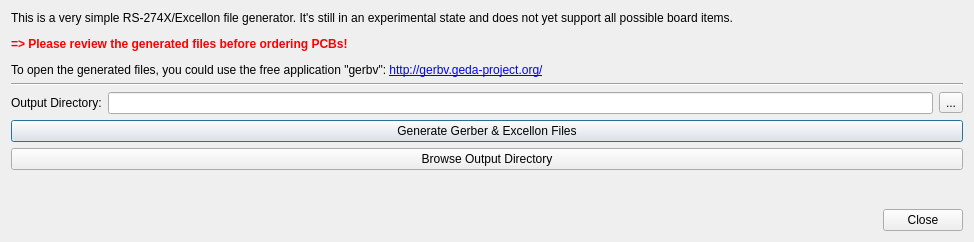
Qt form libs/librepcb/projecteditor/boardeditor/fabricationoutputdialog.ui (LibrePCB/LibrePCB) before a commit.
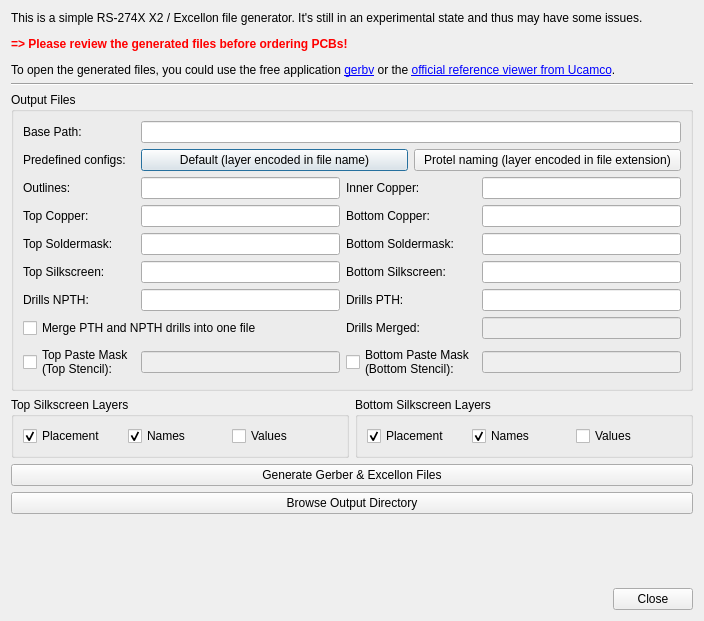
The same form after that commit.

Commit message:
Improve board fabrication output generator
- Use settings provided by BoardFabricationOutputSettings
- Make settings configurable (output path, file suffixes, ...)
- Provide two different predefined configurations (default/protel)
- Add support for inner copper layers
- Add support for solder paste layers (stencil)
- Allow to generate separate drill files for NPTH and PTH
- Fix wrong export of NPTH drills (they appeared on all layers)
- Make output files reproducible by sorting all objects by their UUID
- Add link to official reference Gerber viewer

What changed in the file:
```diff
--- a/libs/librepcb/projecteditor/boardeditor/fabricationoutputdialog.ui
+++ b/libs/librepcb/projecteditor/boardeditor/fabricationoutputdialog.ui
@@ -9,8 +9,8 @@
    <rect>
     <x>0</x>
     <y>0</y>
-    <width>974</width>
-    <height>242</height>
+    <width>704</width>
+    <height>621</height>
    </rect>
   </property>
   <property name="windowTitle">
@@ -19,12 +19,24 @@
   <layout class="QVBoxLayout" name="verticalLayout">
    <item>
     <widget class="QLabel" name="label_2">
+     <property name="styleSheet">
+      <string notr="true">QLabel {
+	background-color: rgb(255, 255, 127);
+	color: rgb(170, 0, 0);
+};</string>
+     </property>
      <property name="text">
-      <string>&lt;html&gt;&lt;head/&gt;&lt;body&gt;&lt;p&gt;This is a very simple RS-274X/Excellon file generator. It's still in an experimental state and does not yet support all possible board items.&lt;/p&gt;&lt;p&gt;&lt;span style=&quot; font-weight:600; color:#ff0000;&quot;&gt;=&amp;gt; Please review the generated files before ordering PCBs!&lt;/span&gt;&lt;/p&gt;&lt;p&gt;To open the generated files, you could use the free application &amp;quot;gerbv&amp;quot;: &lt;a href=&quot;http://gerbv.geda-project.org/&quot;&gt;&lt;span style=&quot; text-decoration: underline; color:#0000ff;&quot;&gt;http://gerbv.geda-project.org/&lt;/span&gt;&lt;/a&gt;&lt;/p&gt;&lt;/body&gt;&lt;/html&gt;</string>
+      <string>&lt;html&gt;&lt;head/&gt;&lt;body&gt;&lt;p&gt;This is a simple RS-274X X2 / Excellon file generator. It's still in an experimental state and thus may have some issues.&lt;/p&gt;&lt;p&gt;&lt;span style=&quot; font-weight:600; color:#ff0000;&quot;&gt;=&amp;gt; Please review the generated files before ordering PCBs!&lt;/span&gt;&lt;/p&gt;&lt;p&gt;To open the generated files, you could use the free application &lt;a href=&quot;http://gerbv.geda-project.org/&quot;&gt;&lt;span style=&quot; text-decoration: underline; color:#0000ff;&quot;&gt;gerbv&lt;/span&gt;&lt;/a&gt; or the &lt;a href=&quot;https://gerber.ucamco.com/&quot;&gt;&lt;span style=&quot; text-decoration: underline; color:#0000ff;&quot;&gt;official reference viewer from Ucamco&lt;/span&gt;&lt;/a&gt;.&lt;/p&gt;&lt;/body&gt;&lt;/html&gt;</string>
      </property>
      <property name="wordWrap">
       <bool>true</bool>
      </property>
+     <property name="margin">
+      <number>3</number>
+     </property>
+     <property name="openExternalLinks">
+      <bool>true</bool>
+     </property>
     </widget>
    </item>
    <item>
@@ -35,22 +47,331 @@
     </widget>
    </item>
    <item>
-    <layout class="QHBoxLayout" name="horizontalLayout">
+    <widget class="QGroupBox" name="groupBox_3">
+     <property name="title">
+      <string>Output Files</string>
+     </property>
+     <layout class="QGridLayout" name="gridLayout">
+      <item row="4" column="1">
+       <widget class="QLineEdit" name="edtSuffixSoldermaskTop">
+        <property name="maxLength">
+         <number>255</number>
+        </property>
+       </widget>
+      </item>
+      <item row="6" column="0">
+       <widget class="QLabel" name="label_12">
+        <property name="text">
+         <string>Drills NPTH:</string>
+        </property>
+       </widget>
+      </item>
+      <item row="5" column="1">
+       <widget class="QLineEdit" name="edtSuffixSilkscreenTop">
+        <property name="maxLength">
+         <number>255</number>
+        </property>
+       </widget>
+      </item>
+      <item row="3" column="0">
+       <widget class="QLabel" name="label_6">
+        <property name="text">
+         <string>Top Copper:</string>
+        </property>
+       </widget>
+      </item>
+      <item row="8" column="1">
+       <widget class="QLineEdit" name="edtSuffixSolderPasteTop">
+        <property name="enabled">
+         <bool>false</bool>
+        </property>
+        <property name="maxLength">
+         <number>255</number>
+        </property>
+       </widget>
+      </item>
+      <item row="8" column="3">
+       <widget class="QLineEdit" name="edtSuffixSolderPasteBot">
+        <property name="enabled">
+         <bool>false</bool>
+        </property>
+        <property name="maxLength">
+         <number>255</number>
+        </property>
+       </widget>
+      </item>
+      <item row="7" column="3">
+       <widget class="QLineEdit" name="edtSuffixDrills">
+        <property name="enabled">
+         <bool>false</bool>
+        </property>
+        <property name="maxLength">
+         <number>255</number>
+        </property>
+       </widget>
+      </item>
+      <item row="7" column="0" colspan="2">
+       <widget class="QCheckBox" name="cbxDrillsMerge">
+        <property name="text">
+         <string>Merge PTH and NPTH drills into one file</string>
+        </property>
+       </widget>
+      </item>
+      <item row="2" column="0">
+       <widget class="QLabel" name="label_8">
+        <property name="text">
+         <string>Outlines:</string>
+        </property>
+       </widget>
+      </item>
+      <item row="5" column="3">
+       <widget class="QLineEdit" name="edtSuffixSilkscreenBot">
+        <property name="maxLength">
+         <number>255</number>
+        </property>
+       </widget>
+      </item>
+      <item row="5" column="0">
+       <widget class="QLabel" name="label_4">
+        <property name="text">
+         <string>Top Silkscreen:</string>
+        </property>
+       </widget>
+      </item>
+      <item row="7" column="2">
+       <widget class="QLabel" name="label">
+        <property name="text">
+         <string>Drills Merged:</string>
+        </property>
+       </widget>
+      </item>
+      <item row="4" column="2">
+       <widget class="QLabel" name="label_11">
+        <property name="text">
+         <string>Bottom Soldermask:</string>
+        </property>
+       </widget>
+      </item>
+      <item row="0" column="1" colspan="3">
+       <widget class="QLineEdit" name="edtBasePath">
+        <property name="maxLength">
+         <number>255</number>
+        </property>
+       </widget>
+      </item>
+      <item row="4" column="0">
+       <widget class="QLabel" name="label_10">
+        <property name="text">
+         <string>Top Soldermask:</string>
+        </property>
+       </widget>
+      </item>
+      <item row="4" column="3">
+       <widget class="QLineEdit" name="edtSuffixSoldermaskBot">
+        <property name="maxLength">
+         <number>255</number>
+        </property>
+       </widget>
+      </item>
+      <item row="6" column="3">
+       <widget class="QLineEdit" name="edtSuffixDrillsPth">
+        <property name="maxLength">
+         <number>255</number>
+        </property>
+       </widget>
+      </item>
+      <item row="3" column="2">
+       <widget class="QLabel" name="label_7">
+        <property name="text">
+         <string>Bottom Copper:</string>
+        </property>
+       </widget>
+      </item>
+      <item row="6" column="2">
+       <widget class="QLabel" name="label_13">
+        <property name="text">
+         <string>Drills PTH:</string>
+        </property>
+       </widget>
+      </item>
+      <item row="0" column="0">
+       <widget class="QLabel" name="label_3">
+        <property name="text">
+         <string>Base Path:</string>
+        </property>
+       </widget>
+      </item>
+      <item row="8" column="2">
+       <widget class="QCheckBox" name="cbxSolderPasteBot">
+        <property name="text">
+         <string>Bottom Paste Mask
+(Bottom Stencil):</string>
+        </property>
+       </widget>
+      </item>
+      <item row="2" column="3">
+       <widget class="QLineEdit" name="edtSuffixCopperInner">
+        <property name="maxLength">
+         <number>255</number>
+        </property>
+       </widget>
+      </item>
+      <item row="2" column="1">
+       <widget class="QLineEdit" name="edtSuffixOutlines">
+        <property name="maxLength">
+         <number>255</number>
+        </property>
+       </widget>
+      </item>
+      <item row="1" column="0">
+       <widget class="QLabel" name="label_14">
+        <property name="text">
+         <string>Predefined configs:</string>
+        </property>
+       </widget>
+      </item>
+      <item row="6" column="1">
+       <widget class="QLineEdit" name="edtSuffixDrillsNpth">
+        <property name="maxLength">
+         <number>255</number>
+        </property>
+       </widget>
+      </item>
+      <item row="3" column="1">
+       <widget class="QLineEdit" name="edtSuffixCopperTop">
+        <property name="maxLength">
+         <number>255</number>
+        </property>
+       </widget>
+      </item>
+      <item row="1" column="1" colspan="3">
+       <layout class="QHBoxLayout" name="horizontalLayout">
+        <item>
+         <widget class="QPushButton" name="btnDefaultSuffixes">
+          <property name="text">
+           <string>Default (layer encoded in file name)</string>
+          </property>
+         </widget>
+        </item>
+        <item>
+         <widget class="QPushButton" name="btnProtelSuffixes">
+          <property name="text">
+           <string>Protel naming (layer encoded in file extension)</string>
+          </property>
+         </widget>
+        </item>
+       </layout>
+      </item>
+      <item row="8" column="0">
+       <widget class="QCheckBox" name="cbxSolderPasteTop">
+        <property name="text">
+         <string>Top Paste Mask
+(Top Stencil):</string>
+        </property>
+       </widget>
+      </item>
+      <item row="3" column="3">
+       <widget class="QLineEdit" name="edtSuffixCopperBot">
+        <property name="maxLength">
+         <number>255</number>
+        </property>
+       </widget>
+      </item>
+      <item row="5" column="2">
+       <widget class="QLabel" name="label_5">
+        <property name="text">
+         <string>Bottom Silkscreen:</string>
+        </property>
+       </widget>
+      </item>
+      <item row="2" column="2">
+       <widget class="QLabel" name="label_9">
+        <property name="text">
+         <string>Inner Copper:</string>
+        </property>
+       </widget>
+      </item>
+     </layout>
+    </widget>
+   </item>
+   <item>
+    <layout class="QHBoxLayout" name="horizontalLayout_2">
      <item>
-      <widget class="QLabel" name="label">
-       <property name="text">
-        <string>Output Directory:</string>
+      <widget class="QGroupBox" name="groupBox">
+       <property name="title">
+        <string>Top Silkscreen Layers</string>
        </property>
+       <layout class="QHBoxLayout" name="horizontalLayout_3">
+        <property name="spacing">
+         <number>0</number>
+        </property>
+        <item>
+         <widget class="QCheckBox" name="cbxSilkTopPlacement">
+          <property name="text">
+           <string>Placement</string>
+          </property>
+          <property name="checked">
+           <bool>true</bool>
+          </property>
+         </widget>
+        </item>
+        <item>
+         <widget class="QCheckBox" name="cbxSilkTopNames">
+          <property name="text">
+           <string>Names</string>
+          </property>
+          <property name="checked">
+           <bool>true</bool>
+          </property>
+         </widget>
+        </item>
+        <item>
+         <widget class="QCheckBox" name="cbxSilkTopValues">
+          <property name="text">
+           <string>Values</string>
+          </property>
+         </widget>
+        </item>
+       </layout>
       </widget>
      </item>
      <item>
-      <widget class="QLineEdit" name="edtOutputDirPath"/>
-     </item>
-     <item>
-      <widget class="QToolButton" name="btnSelectDir">
-       <property name="text">
-        <string>...</string>
+      <widget class="QGroupBox" name="groupBox_2">
+       <property name="title">
+        <string>Bottom Silkscreen Layers</string>
        </property>
+       <layout class="QHBoxLayout" name="horizontalLayout_4">
+        <property name="spacing">
+         <number>0</number>
+        </property>
+        <item>
+         <widget class="QCheckBox" name="cbxSilkBotPlacement">
+          <property name="text">
+           <string>Placement</string>
+          </property>
+          <property name="checked">
+           <bool>true</bool>
+          </property>
+         </widget>
+        </item>
+        <item>
+         <widget class="QCheckBox" name="cbxSilkBotNames">
+          <property name="text">
+           <string>Names</string>
+          </property>
+          <property name="checked">
+           <bool>true</bool>
+          </property>
+         </widget>
+        </item>
+        <item>
+         <widget class="QCheckBox" name="cbxSilkBotValues">
+          <property name="text">
+           <string>Values</string>
+          </property>
+         </widget>
+        </item>
+       </layout>
       </widget>
      </item>
     </layout>
```
The commit also changes 10 other files.
